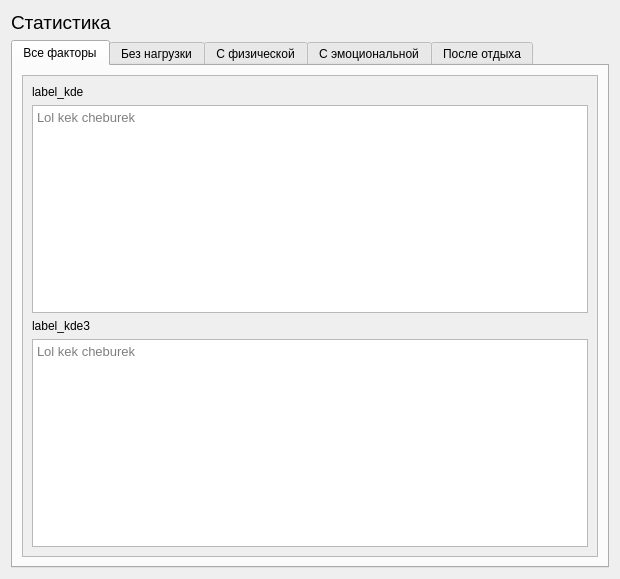
Old version of the form src/main/python/ui/frame_sample.ui in the repository podkidyshev/health-weather_correlation.
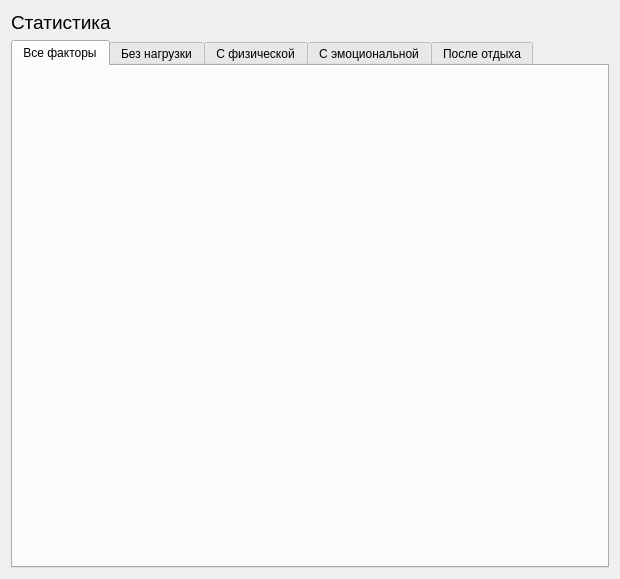
New version of the form. The open tabs and pages were chosen to show the change.

Patch:
```diff
--- a/src/main/python/ui/frame_sample.ui
+++ b/src/main/python/ui/frame_sample.ui
@@ -47,140 +47,7 @@
       <attribute name="title">
        <string>Все факторы</string>
       </attribute>
-      <layout class="QVBoxLayout" name="verticalLayout_2">
-       <item>
-        <widget class="QScrollArea" name="scrollArea">
-         <property name="sizePolicy">
-          <sizepolicy hsizetype="Expanding" vsizetype="Expanding">
-           <horstretch>0</horstretch>
-           <verstretch>0</verstretch>
-          </sizepolicy>
-         </property>
-         <property name="horizontalScrollBarPolicy">
-          <enum>Qt::ScrollBarAsNeeded</enum>
-         </property>
-         <property name="sizeAdjustPolicy">
-          <enum>QAbstractScrollArea::AdjustToContents</enum>
-         </property>
-         <property name="widgetResizable">
-          <bool>true</bool>
-         </property>
-         <property name="alignment">
-          <set>Qt::AlignLeading|Qt::AlignLeft|Qt::AlignVCenter</set>
-         </property>
-         <widget class="QWidget" name="scrollAreaWidgetContents">
-          <property name="geometry">
-           <rect>
-            <x>0</x>
-            <y>0</y>
-            <width>576</width>
-            <height>486</height>
-           </rect>
-          </property>
-          <layout class="QVBoxLayout" name="verticalLayout_3">
-           <item>
-            <widget class="QLabel" name="label_kde">
-             <property name="sizePolicy">
-              <sizepolicy hsizetype="Expanding" vsizetype="Maximum">
-               <horstretch>0</horstretch>
-               <verstretch>0</verstretch>
-              </sizepolicy>
-             </property>
-             <property name="text">
-              <string>label_kde</string>
-             </property>
-            </widget>
-           </item>
-           <item>
-            <widget class="QTextEdit" name="text_main_1">
-             <property name="sizePolicy">
-              <sizepolicy hsizetype="Expanding" vsizetype="Preferred">
-               <horstretch>0</horstretch>
-               <verstretch>0</verstretch>
-              </sizepolicy>
-             </property>
-             <property name="minimumSize">
-              <size>
-               <width>100</width>
-               <height>200</height>
-              </size>
-             </property>
-             <property name="font">
-              <font>
-               <pointsize>10</pointsize>
-              </font>
-             </property>
-             <property name="verticalScrollBarPolicy">
-              <enum>Qt::ScrollBarAlwaysOff</enum>
-             </property>
-             <property name="horizontalScrollBarPolicy">
-              <enum>Qt::ScrollBarAlwaysOff</enum>
-             </property>
-             <property name="sizeAdjustPolicy">
-              <enum>QAbstractScrollArea::AdjustIgnored</enum>
-             </property>
-             <property name="documentTitle">
-              <string/>
-             </property>
-             <property name="readOnly">
-              <bool>true</bool>
-             </property>
-             <property name="placeholderText">
-              <string>Lol kek cheburek</string>
-             </property>
-            </widget>
-           </item>
-           <item>
-            <widget class="QLabel" name="label_kde3">
-             <property name="sizePolicy">
-              <sizepolicy hsizetype="Expanding" vsizetype="Maximum">
-               <horstretch>0</horstretch>
-               <verstretch>0</verstretch>
-              </sizepolicy>
-             </property>
-             <property name="text">
-              <string>label_kde3</string>
-             </property>
-            </widget>
-           </item>
-           <item>
-            <widget class="QTextEdit" name="text_main_2">
-             <property name="sizePolicy">
-              <sizepolicy hsizetype="Expanding" vsizetype="Preferred">
-               <horstretch>0</horstretch>
-               <verstretch>0</verstretch>
-              </sizepolicy>
-             </property>
-             <property name="minimumSize">
-              <size>
-               <width>100</width>
-               <height>200</height>
-              </size>
-             </property>
-             <property name="font">
-              <font>
-               <pointsize>10</pointsize>
-              </font>
-             </property>
-             <property name="verticalScrollBarPolicy">
-              <enum>Qt::ScrollBarAlwaysOff</enum>
-             </property>
-             <property name="horizontalScrollBarPolicy">
-              <enum>Qt::ScrollBarAlwaysOff</enum>
-             </property>
-             <property name="readOnly">
-              <bool>true</bool>
-             </property>
-             <property name="placeholderText">
-              <string>Lol kek cheburek</string>
-             </property>
-            </widget>
-           </item>
-          </layout>
-         </widget>
-        </widget>
-       </item>
-      </layout>
+      <layout class="QVBoxLayout" name="verticalLayout_2"/>
      </widget>
      <widget class="QWidget" name="tab_factor_0">
       <attribute name="title">
```
Left out of the diff: 2 changed lines with no effect on the pictures.
